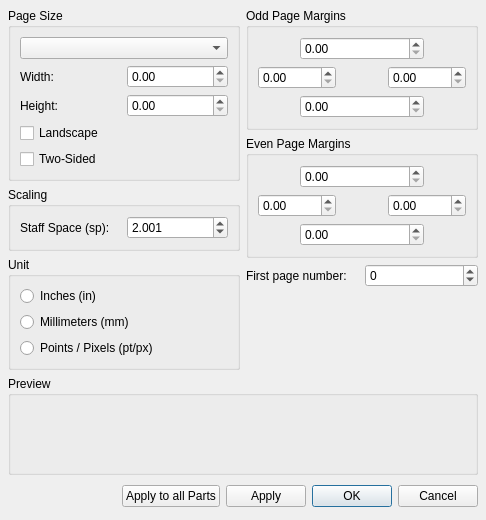
sidewayss/MuseScore, file mscore/pagesettings.ui: the form before one commit.
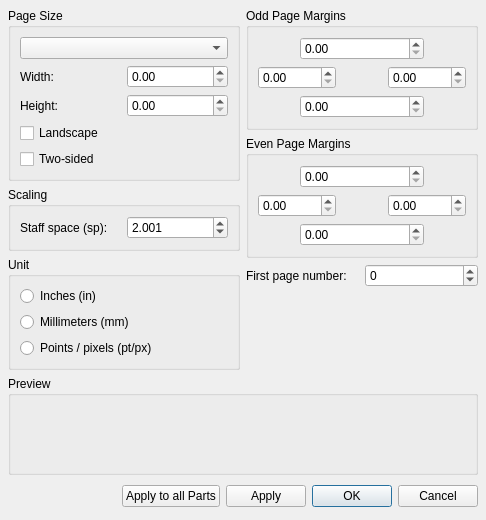
The form after the commit.

Diff of the .ui file:
```diff
--- a/mscore/pagesettings.ui
+++ b/mscore/pagesettings.ui
@@ -114,7 +114,7 @@
         <item row="4" column="0" colspan="2">
          <widget class="QCheckBox" name="twosided">
           <property name="text">
-           <string>Two-Sided</string>
+           <string>Two-sided</string>
           </property>
          </widget>
         </item>
@@ -172,7 +172,7 @@
            <string>Distance between two lines on a standard 5-line staff</string>
           </property>
           <property name="text">
-           <string>Staff Space (sp):</string>
+           <string>Staff space (sp):</string>
           </property>
           <property name="textFormat">
            <enum>Qt::PlainText</enum>
@@ -233,7 +233,7 @@
         <item>
          <widget class="QRadioButton" name="pxButton">
           <property name="text">
-           <string>Points / Pixels (pt/px)</string>
+           <string>Points / pixels (pt/px)</string>
           </property>
          </widget>
         </item>
```
